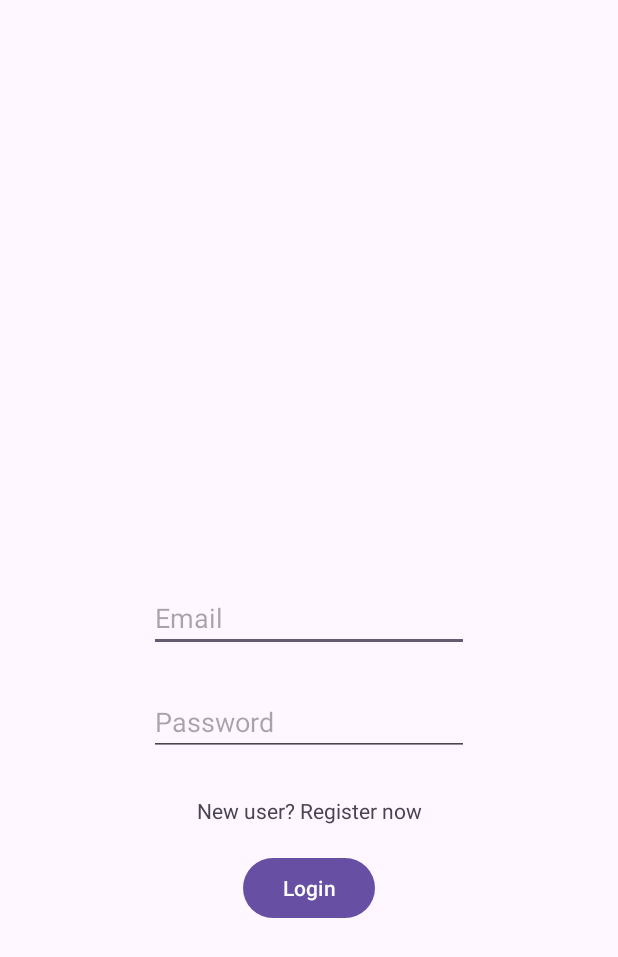
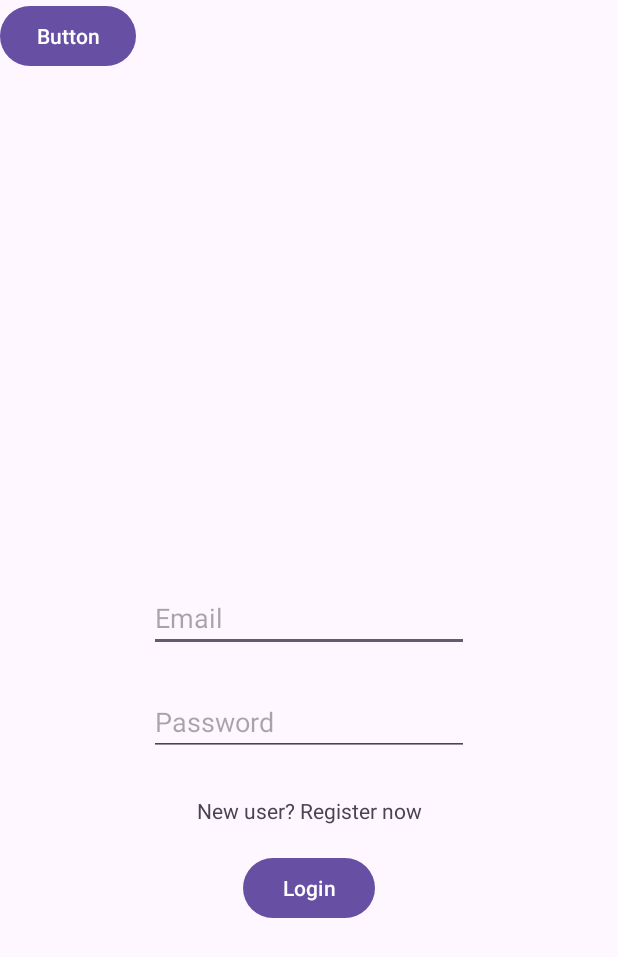
Before and after one commit to PlaIsMe/ChattingApplication, an Android app: the screen it shows after launch (MainActivity), on a phone screen of 412 x 824 dp. Shown: the top 957 px of the screen. Run offline under Robolectric (Android 15) with nearby library versions, the phone set to English and light mode, and no system bars; network calls fail.

Commit message:
[Hai] - commit for pull

```diff
--- a/chattingclient/app/src/main/java/com/chattingapplication/chattingclient/MainActivity.java
+++ b/chattingclient/app/src/main/java/com/chattingapplication/chattingclient/MainActivity.java
@@ -29,15 +29,17 @@ import java.io.DataInputStream;
 import java.io.DataOutputStream;
 import java.io.IOException;
 import java.io.InputStreamReader;
+import java.io.OutputStream;
 import java.io.OutputStreamWriter;
 import java.lang.reflect.InvocationTargetException;
 import java.lang.reflect.Method;
 import java.net.HttpURLConnection;
+import java.net.MalformedURLException;
 import java.net.Socket;
 import java.net.URL;
 
 public class MainActivity extends AppCompatActivity {
-    String SERVER_IP = "192.168.1.245";
+    String SERVER_IP = "192.168.101.32";
     String apiUrl = String.format("http://%s:8080/api/", SERVER_IP);
     int SERVER_PORT = 8081;
     Socket clientFd;
--- a/chattingclient/app/src/main/res/layout/fragment_login.xml
+++ b/chattingclient/app/src/main/res/layout/fragment_login.xml
@@ -6,6 +6,13 @@
     android:layout_width="match_parent"
     android:layout_height="match_parent"
     tools:context=".LoginFragment">
+
+    <Button
+        android:id="@+id/button"
+        android:layout_width="wrap_content"
+        android:layout_height="wrap_content"
+        android:onClick="sendGetRequest"
+        android:text="Button" />
 
     <androidx.constraintlayout.widget.ConstraintLayout
         android:id="@+id/main_content_layout"
@@ -47,15 +54,15 @@
             android:text="Login"
             app:layout_constraintEnd_toEndOf="@+id/editTxtPassword"
             app:layout_constraintStart_toStartOf="@+id/editTxtPassword"
-            app:layout_constraintTop_toBottomOf="@+id/editTxtPassword"/>
+            app:layout_constraintTop_toBottomOf="@+id/editTxtPassword" />
 
         <TextView
             android:id="@+id/txtInformRegister"
             android:layout_width="wrap_content"
             android:layout_height="wrap_content"
             android:layout_marginTop="8dp"
+            android:onClick="swapRegister"
             android:text="New user? Register now"
-            android:onClick="swapRegister"
             app:layout_constraintBottom_toTopOf="@+id/btnLogin"
             app:layout_constraintEnd_toEndOf="@+id/editTxtPassword"
             app:layout_constraintStart_toStartOf="@+id/editTxtPassword"
```
Also changed, not shown: 2 other files.
